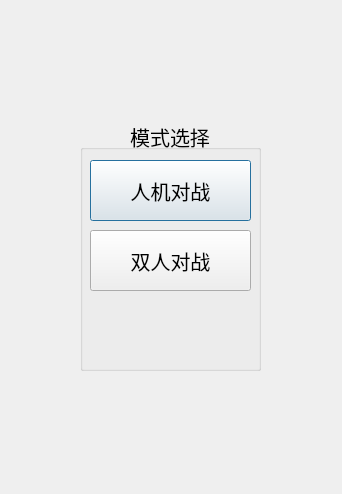
The window that beginning.ui (RhCsBe/-) describes before a commit, drawn with Qt 5.
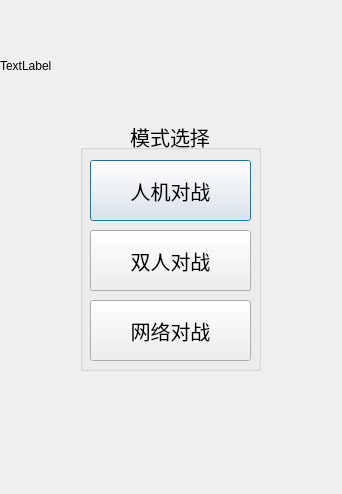
The same window after the commit.

```diff
--- a/beginning.ui
+++ b/beginning.ui
@@ -59,6 +59,32 @@
      <string>双人对战</string>
     </property>
    </widget>
+   <widget class="QPushButton" name="networkPlay">
+    <property name="geometry">
+     <rect>
+      <x>10</x>
+      <y>180</y>
+      <width>161</width>
+      <height>61</height>
+     </rect>
+    </property>
+    <property name="text">
+     <string>网络对战</string>
+    </property>
+   </widget>
+  </widget>
+  <widget class="QLabel" name="AHU">
+   <property name="geometry">
+    <rect>
+     <x>0</x>
+     <y>-10</y>
+     <width>341</width>
+     <height>151</height>
+    </rect>
+   </property>
+   <property name="text">
+    <string>TextLabel</string>
+   </property>
   </widget>
  </widget>
  <resources/>
```
